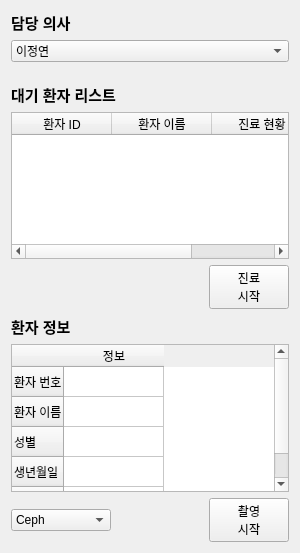
This is ImageViewerSW/patientinfo.ui in Jeong0809/QT as Qt 5 draws it before an edit. The edited form follows.
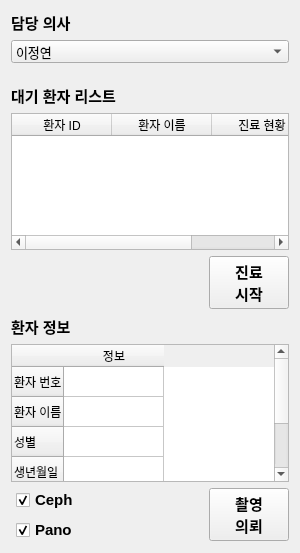
This is the edited form.

What changed in the file:
```diff
--- a/ImageViewerSW/patientinfo.ui
+++ b/ImageViewerSW/patientinfo.ui
@@ -20,19 +20,32 @@
    <string>Form</string>
   </property>
   <layout class="QGridLayout" name="gridLayout">
-   <item row="7" column="0">
-    <layout class="QHBoxLayout" name="horizontalLayout">
+   <item row="0" column="0">
+    <layout class="QVBoxLayout" name="verticalLayout">
      <item>
-      <widget class="QComboBox" name="comboBox">
-       <property name="minimumSize">
-        <size>
-         <width>100</width>
-         <height>0</height>
-        </size>
+      <widget class="QLabel" name="label_3">
+       <property name="font">
+        <font>
+         <pointsize>11</pointsize>
+         <bold>true</bold>
+        </font>
        </property>
+       <property name="text">
+        <string>담당 의사</string>
+       </property>
+      </widget>
+     </item>
+     <item>
+      <widget class="QComboBox" name="comboBox_2">
+       <property name="font">
+        <font>
+         <pointsize>10</pointsize>
+         <bold>false</bold>
+        </font>
+       </property>
        <item>
         <property name="text">
-         <string>Ceph</string>
+         <string>이정연</string>
         </property>
        </item>
        <item>
@@ -48,29 +61,37 @@
       </widget>
      </item>
      <item>
-      <spacer name="horizontalSpacer_3">
+      <spacer name="verticalSpacer">
        <property name="orientation">
-        <enum>Qt::Horizontal</enum>
+        <enum>Qt::Vertical</enum>
+       </property>
+       <property name="sizeType">
+        <enum>QSizePolicy::Fixed</enum>
        </property>
        <property name="sizeHint" stdset="0">
         <size>
-         <width>15</width>
-         <height>20</height>
+         <width>20</width>
+         <height>15</height>
         </size>
        </property>
       </spacer>
      </item>
-     <item>
-      <widget class="QPushButton" name="pushButton_2">
-       <property name="text">
-        <string>촬영
-시작</string>
-       </property>
-      </widget>
-     </item>
     </layout>
    </item>
-   <item row="3" column="0">
+   <item row="1" column="0">
+    <widget class="QLabel" name="label">
+     <property name="font">
+      <font>
+       <pointsize>11</pointsize>
+       <bold>true</bold>
+      </font>
+     </property>
+     <property name="text">
+      <string>대기 환자 리스트</string>
+     </property>
+    </widget>
+   </item>
+   <item row="2" column="0">
     <widget class="QTableWidget" name="tableWidget_2">
      <column>
       <property name="text">
@@ -89,7 +110,51 @@
      </column>
     </widget>
    </item>
-   <item row="6" column="0">
+   <item row="3" column="0">
+    <layout class="QHBoxLayout" name="horizontalLayout_2">
+     <item>
+      <spacer name="horizontalSpacer">
+       <property name="orientation">
+        <enum>Qt::Horizontal</enum>
+       </property>
+       <property name="sizeHint" stdset="0">
+        <size>
+         <width>40</width>
+         <height>20</height>
+        </size>
+       </property>
+      </spacer>
+     </item>
+     <item>
+      <widget class="QPushButton" name="pushButton">
+       <property name="font">
+        <font>
+         <pointsize>11</pointsize>
+         <bold>true</bold>
+        </font>
+       </property>
+       <property name="text">
+        <string>진료
+시작</string>
+       </property>
+      </widget>
+     </item>
+    </layout>
+   </item>
+   <item row="4" column="0">
+    <widget class="QLabel" name="label_2">
+     <property name="font">
+      <font>
+       <pointsize>11</pointsize>
+       <bold>true</bold>
+      </font>
+     </property>
+     <property name="text">
+      <string>환자 정보</string>
+     </property>
+    </widget>
+   </item>
+   <item row="5" column="0">
     <widget class="QTableWidget" name="tableWidget">
      <property name="layoutDirection">
       <enum>Qt::LeftToRight</enum>
@@ -132,61 +197,75 @@
      </column>
     </widget>
    </item>
-   <item row="2" column="0">
-    <widget class="QLabel" name="label">
-     <property name="font">
-      <font>
-       <pointsize>11</pointsize>
-       <bold>true</bold>
-      </font>
-     </property>
-     <property name="text">
-      <string>대기 환자 리스트</string>
-     </property>
-    </widget>
-   </item>
-   <item row="5" column="0">
-    <widget class="QLabel" name="label_2">
-     <property name="font">
-      <font>
-       <pointsize>11</pointsize>
-       <bold>true</bold>
-      </font>
-     </property>
-     <property name="text">
-      <string>환자 정보</string>
-     </property>
-    </widget>
-   </item>
-   <item row="4" column="0">
-    <layout class="QHBoxLayout" name="horizontalLayout_2">
+   <item row="6" column="0">
+    <layout class="QHBoxLayout" name="horizontalLayout">
      <item>
-      <spacer name="horizontalSpacer">
+      <spacer name="horizontalSpacer_2">
        <property name="orientation">
         <enum>Qt::Horizontal</enum>
        </property>
+       <property name="sizeType">
+        <enum>QSizePolicy::Fixed</enum>
+       </property>
        <property name="sizeHint" stdset="0">
         <size>
-         <width>40</width>
+         <width>5</width>
          <height>20</height>
         </size>
        </property>
       </spacer>
      </item>
      <item>
-      <widget class="QPushButton" name="pushButton">
-       <property name="text">
-        <string>진료
-시작</string>
+      <layout class="QVBoxLayout" name="verticalLayout_4">
+       <item>
+        <widget class="QCheckBox" name="checkBox_2">
+         <property name="font">
+          <font>
+           <pointsize>11</pointsize>
+           <bold>true</bold>
+          </font>
+         </property>
+         <property name="text">
+          <string>Ceph</string>
+         </property>
+         <property name="checked">
+          <bool>true</bool>
+         </property>
+        </widget>
+       </item>
+       <item>
+        <widget class="QCheckBox" name="checkBox">
+         <property name="font">
+          <font>
+           <pointsize>11</pointsize>
+           <bold>true</bold>
+          </font>
+         </property>
+         <property name="text">
+          <string>Pano</string>
+         </property>
+         <property name="checked">
+          <bool>true</bool>
+         </property>
+        </widget>
+       </item>
+      </layout>
+     </item>
+     <item>
+      <spacer name="horizontalSpacer_3">
+       <property name="orientation">
+        <enum>Qt::Horizontal</enum>
        </property>
-      </widget>
+       <property name="sizeHint" stdset="0">
+        <size>
+         <width>10</width>
+         <height>20</height>
+        </size>
+       </property>
+      </spacer>
      </item>
-    </layout>
-   </item>
-   <item row="0" column="0">
-    <layout class="QVBoxLayout" name="verticalLayout">
      <item>
-      <widget class="QLabel" name="label_3">
+      <widget class="QPushButton" name="pushButton_2">
        <property name="font">
         <font>
          <pointsize>11</pointsize>
@@ -194,40 +273,11 @@
         </font>
        </property>
        <property name="text">
-        <string>담당 의사</string>
+        <string>촬영
+의뢰</string>
        </property>
       </widget>
      </item>
-     <item>
-      <widget class="QComboBox" name="comboBox_2">
-       <item>
-        <property name="text">
-         <string>이정연</string>
-        </property>
-       </item>
-       <item>
-        <property name="text">
-         <string>New Item</string>
-        </property>
-       </item>
-      </widget>
-     </item>
-     <item>
-      <spacer name="verticalSpacer">
-       <property name="orientation">
-        <enum>Qt::Vertical</enum>
-       </property>
-       <property name="sizeType">
-        <enum>QSizePolicy::Fixed</enum>
-       </property>
-       <property name="sizeHint" stdset="0">
-        <size>
-         <width>20</width>
-         <height>15</height>
-        </size>
-       </property>
-      </spacer>
-     </item>
     </layout>
    </item>
   </layout>
```
Left out of the diff: 7 changed lines with no effect on the pictures.
